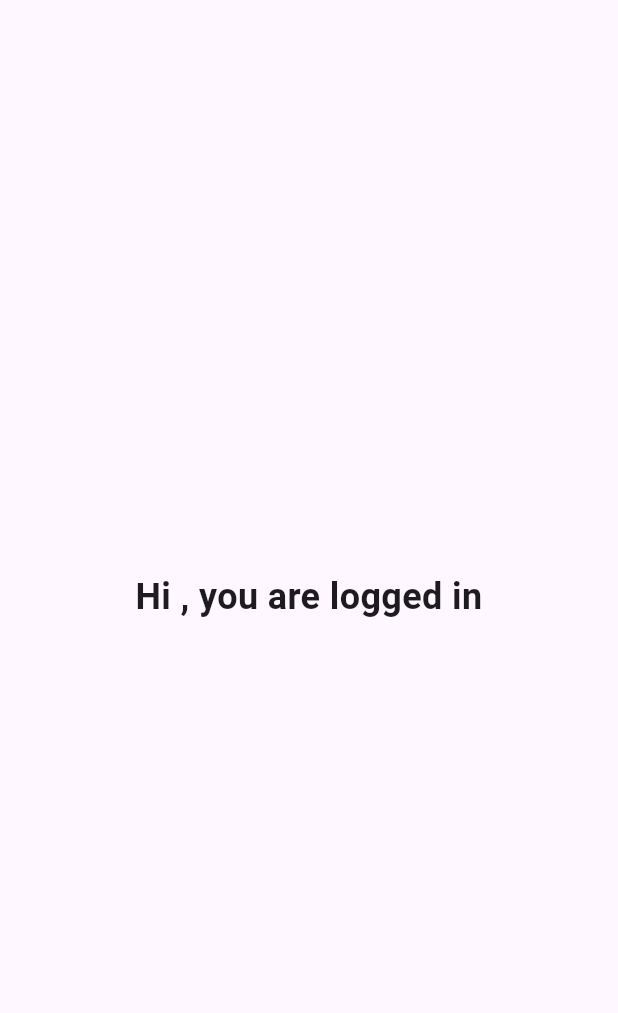
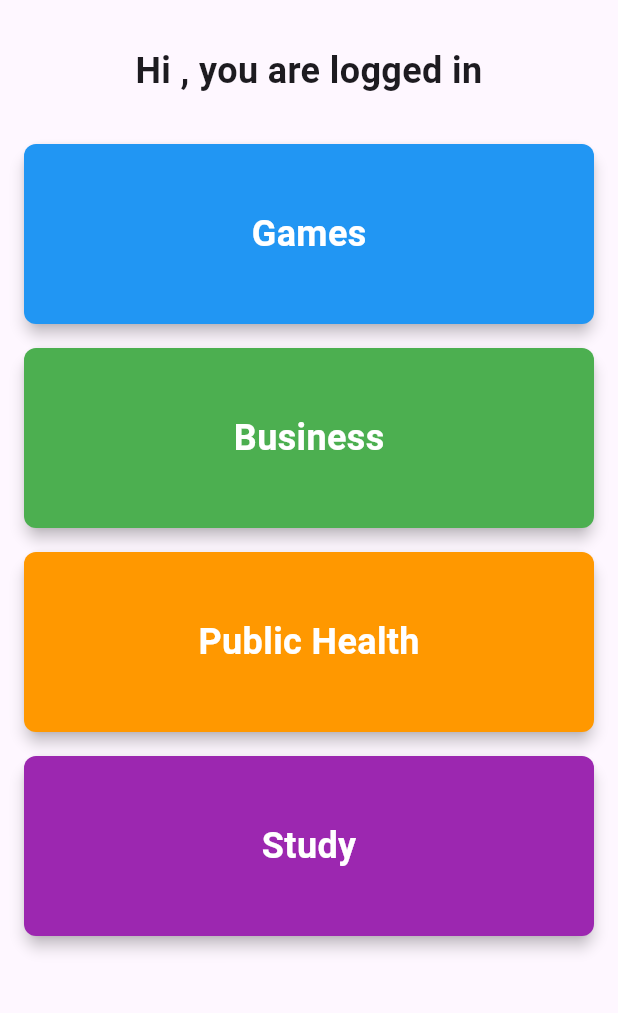
Before and after one commit to ewilliams153/mad_chatboard, a Flutter app: the LoggedInPage screen opened directly, on a phone screen of 412 x 824 dp, the part 63-1076 px from its top. Run offline on Flutter 3.47's test engine with Material 3 defaults, Android fonts, the phone set to English and light mode, and no system bars; our stand-ins replace cloud_firestore, firebase_auth, firebase_core; accounts and stored records are empty; generated files the repository leaves out were written again.

Commit message:
add chatroom buttons

```diff
--- a/lib/main.dart
+++ b/lib/main.dart
@@ -135,6 +135,13 @@ class LoggedInPage extends StatelessWidget {
   @override
   Widget build(BuildContext context) {
     final user = FirebaseAuth.instance.currentUser;
+    final chatRooms = [
+      {'title': 'Games', 'color': Colors.blue},
+      {'title': 'Business', 'color': Colors.green},
+      {'title': 'Public Health', 'color': Colors.orange},
+      {'title': 'Study', 'color': Colors.purple},
+    ];
+
     return Scaffold(
       appBar: AppBar(
         title: const Text('ChatBoard'),
@@ -152,11 +159,11 @@ class LoggedInPage extends StatelessWidget {
           ),
         ],
       ),
-      body: Center(
-        child: Column(
-          mainAxisAlignment: MainAxisAlignment.center,
-          children: [
-            Text(
+      body: Column(
+        children: [
+          Padding(
+            padding: const EdgeInsets.all(16.0),
+            child: Text(
               'Hi ${user?.email}, you are logged in',
               style: const TextStyle(
                 fontSize: 24,
@@ -164,8 +171,43 @@ class LoggedInPage extends StatelessWidget {
               ),
               textAlign: TextAlign.center,
             ),
-          ],
-        ),
+          ),
+          Expanded(
+            child: ListView.builder(
+              padding: const EdgeInsets.all(16.0),
+              itemCount: chatRooms.length,
+              itemBuilder: (context, index) {
+                final room = chatRooms[index];
+                return Card(
+                  elevation: 4,
+                  margin: const EdgeInsets.only(bottom: 16),
+                  child: InkWell(
+                    onTap: () {
+                      // TODO: Navigate to specific chat room
+                    },
+                    child: Container(
+                      height: 120,
+                      decoration: BoxDecoration(
+                        color: room['color'] as Color,
+                        borderRadius: BorderRadius.circular(8),
+                      ),
+                      child: Center(
+                        child: Text(
+                          room['title'] as String,
+                          style: const TextStyle(
+                            fontSize: 24,
+                            fontWeight: FontWeight.bold,
+                            color: Colors.white,
+                          ),
+                        ),
+                      ),
+                    ),
+                  ),
+                );
+              },
+            ),
+          ),
+        ],
       ),
     );
   }
```
